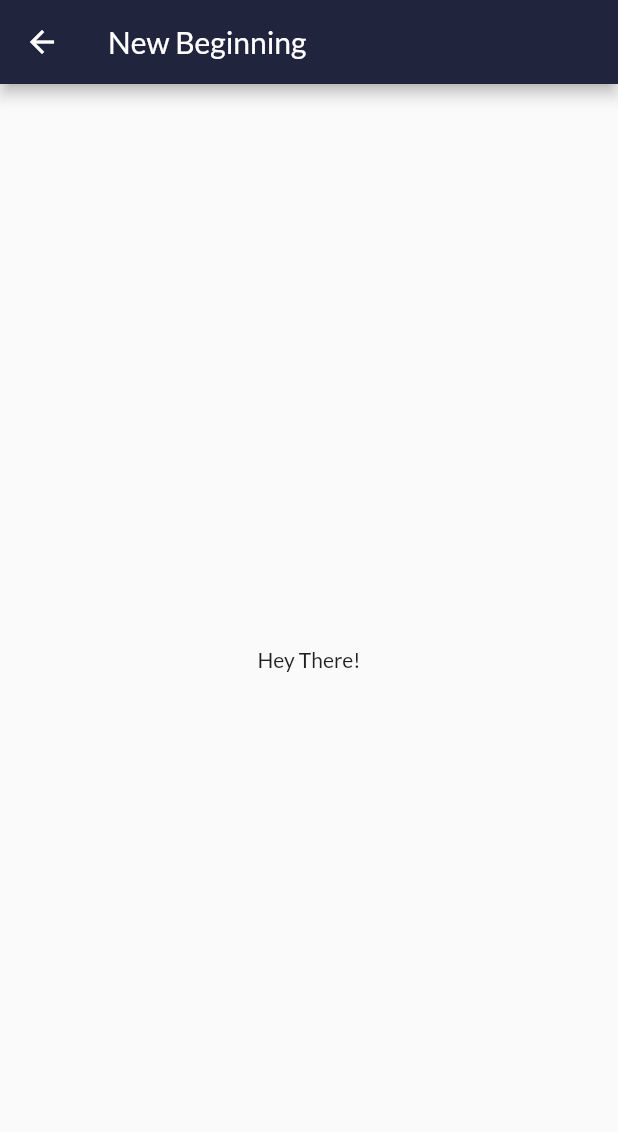
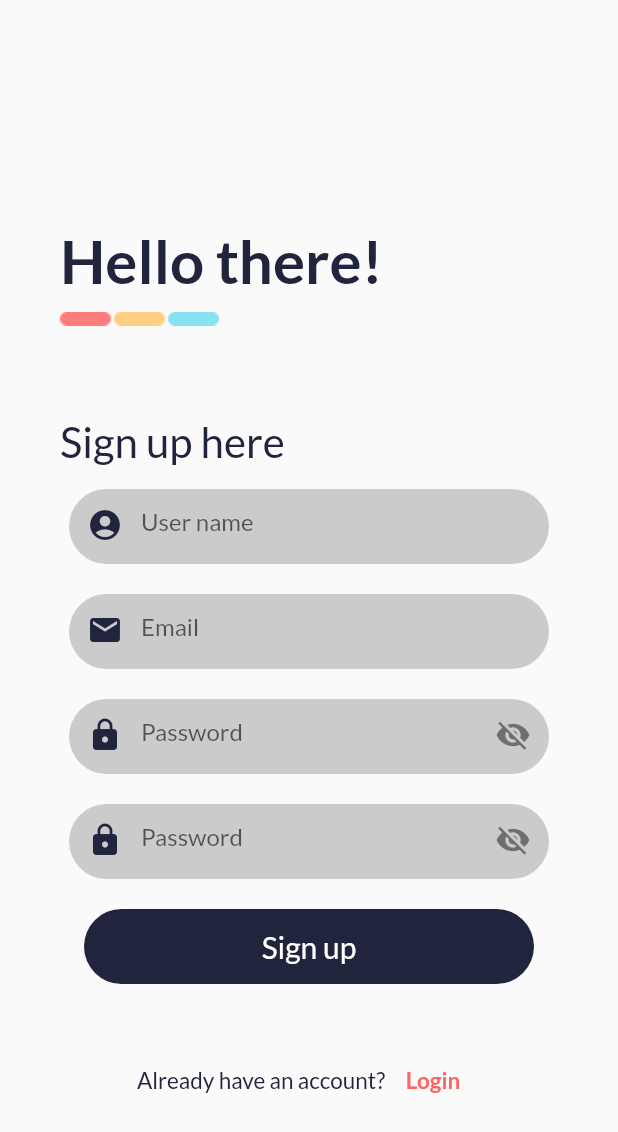
Before and after one commit to Sayeed-Maheen/NewBeginningFlutter, a Flutter app: the screen it shows after launch, after a tap on "Sign up", on a phone screen of 412 x 824 dp. Shown: the top 1132 px of the screen. Run offline on Flutter 3.47's test engine with Material 2 defaults, Android fonts, the phone set to English and light mode, and no system bars; our stand-ins replace google_fonts.

Commit message:
Signup page design

```diff
--- a/lib/main.dart
+++ b/lib/main.dart
@@ -2,6 +2,7 @@ import 'package:flutter/material.dart';
 import 'package:google_fonts/google_fonts.dart';
 import 'package:new_beginning/pages/homePage.dart';
 import 'package:new_beginning/pages/logInPage.dart';
+import 'package:new_beginning/pages/signUpPage.dart';
 import 'package:new_beginning/util/routes.dart';
 
 void main() {
@@ -30,6 +31,7 @@ class MyApp extends StatelessWidget {
         "/": (context) => LoginPage(),
         MyRoutes.homeRoute: (context) => HomePage(),
         MyRoutes.loginRoute: (context) => LoginPage(),
+        MyRoutes.signupRoute: (context) => SignUpPage(),
       },
     );
   }
--- a/lib/pages/logInPage.dart
+++ b/lib/pages/logInPage.dart
@@ -2,6 +2,7 @@ import 'dart:ui';
 
 import 'package:flutter/material.dart';
 import 'package:new_beginning/pages/homePage.dart';
+import 'package:new_beginning/pages/signUpPage.dart';
 import 'package:new_beginning/util/customWidgets.dart';
 import 'package:new_beginning/util/routes.dart';
 
@@ -135,8 +136,10 @@ class LoginPage extends StatelessWidget {
                 ),
                 TextButton(
                     onPressed: () {
-                      Navigator.push(context,
-                          MaterialPageRoute(builder: (context) => HomePage()));
+                      Navigator.push(
+                          context,
+                          MaterialPageRoute(
+                              builder: (context) => SignUpPage()));
                     },
                     child: Text(
                       "Sign up",
--- /dev/null
+++ b/lib/pages/signUpPage.dart
@@ -0,0 +1,183 @@
+import 'dart:ui';
+
+import 'package:flutter/material.dart';
+import 'package:new_beginning/pages/homePage.dart';
+import 'package:new_beginning/util/customWidgets.dart';
+import 'package:new_beginning/util/routes.dart';
+
+class SignUpPage extends StatelessWidget {
+  const SignUpPage({Key? key}) : super(key: key);
+
+  @override
+  Widget build(BuildContext context) {
+    return Scaffold(
+      body: SingleChildScrollView(
+        reverse: true,
+        child: Column(
+          crossAxisAlignment: CrossAxisAlignment.start,
+          children: [
+            Container(
+              padding: EdgeInsets.only(top: 150),
+              child: Container(
+                padding: EdgeInsets.only(left: 40),
+                child: Column(
+                  crossAxisAlignment: CrossAxisAlignment.start,
+                  children: [
+                    Text(
+                      "Hello there!",
+                      style: TextStyle(
+                          fontSize: 40,
+                          fontWeight: FontWeight.bold,
+                          color: Color(0xff21243D)),
+                    ),
+                    SizedBox(height: 10.0),
+                    Image(image: AssetImage("assets/images/design.png")),
+                    SizedBox(height: 60.0),
+                    Text(
+                      "Sign up here",
+                      style: TextStyle(fontSize: 28, color: Color(0xff21243D)),
+                    )
+                  ],
+                ),
+              ),
+            ),
+            //SizedBox(height: -50),
+            Padding(
+              padding: const EdgeInsets.only(top: 15),
+              child: Center(
+                child: Column(
+                  //crossAxisAlignment: CrossAxisAlignment.center,
+                  children: [
+                    Container(
+                      height: 50,
+                      width: 320,
+                      decoration: BoxDecoration(
+                          color: Color(0xffCBCBCB),
+                          borderRadius: BorderRadius.circular(25)),
+                      child: TextField(
+                        decoration: InputDecoration(
+                          prefixIcon: Icon(
+                            Icons.account_circle,
+                            color: Color(0xff21243D),
+                          ),
+                          hintText: "User name",
+                          border: InputBorder.none,
+                        ),
+                      ),
+                    ),
+                    SizedBox(height: 20.0),
+                    Container(
+                      height: 50,
+                      width: 320,
+                      decoration: BoxDecoration(
+                          color: Color(0xffCBCBCB),
+                          borderRadius: BorderRadius.circular(25)),
+                      child: TextField(
+                        decoration: InputDecoration(
+                          prefixIcon: Icon(
+                            Icons.mail,
+                            color: Color(0xff21243D),
+                          ),
+                          hintText: "Email",
+                          border: InputBorder.none,
+                        ),
+                      ),
+                    ),
+                    SizedBox(height: 20.0),
+                    Container(
+                      height: 50,
+                      width: 320,
+                      decoration: BoxDecoration(
+                          color: Color(0xffCBCBCB),
+                          borderRadius: BorderRadius.circular(25)),
+                      child: TextField(
+                        obscureText: true,
+                        decoration: InputDecoration(
+                          prefixIcon: Icon(
+                            Icons.lock,
+                            color: Color(0xff21243D),
+                          ),
+                          hintText: "Password",
+                          suffixIcon: Icon(Icons.visibility_off),
+                          border: InputBorder.none,
+                        ),
+                      ),
+                    ),
+                    SizedBox(height: 20.0),
+                    Container(
+                      height: 50,
+                      width: 320,
+                      decoration: BoxDecoration(
+                          color: Color(0xffCBCBCB),
+                          borderRadius: BorderRadius.circular(25)),
+                      child: TextField(
+                        obscureText: true,
+                        decoration: InputDecoration(
+                          prefixIcon: Icon(
+                            Icons.lock,
+                            color: Color(0xff21243D),
+                          ),
+                          hintText: "Password",
+                          suffixIcon: Icon(Icons.visibility_off),
+                          border: InputBorder.none,
+                        ),
+                      ),
+                    ),
+                    SizedBox(height: 20),
+                    InkWell(
+                      onTap: () {
+                        Navigator.push(
+                            context,
+                            MaterialPageRoute(
+                                builder: (context) => HomePage()));
+                      },
+                      child: Container(
+                        height: 50.0,
+                        width: 300.0,
+                        decoration: BoxDecoration(
+                          borderRadius: BorderRadius.circular(25.0),
+                          color: Color(0xff21243D),
+                        ),
+                        child: Center(
+                          child: Text(
+                            "Sign up",
+                            style: TextStyle(
+                              color: Colors.white,
+                              fontSize: 20.0,
+                            ),
+                          ),
+                        ),
+                      ),
+                    )
+                  ],
+                ),
+              ),
+            ),
+            SizedBox(height: 40),
+            Row(
+              mainAxisAlignment: MainAxisAlignment.center,
+              children: [
+                Text(
+                  "Already have an account?",
+                  style: TextStyle(color: Color(0xFF21243D), fontSize: 15.0),
+                ),
+                TextButton(
+                    onPressed: () {
+                      Navigator.pop(context,
+                          MaterialPageRoute(builder: (context) => HomePage()));
+                    },
+                    child: Text(
+                      "Login",
+                      style: TextStyle(
+                          color: Color(0xffFE6565),
+                          fontSize: 15.0,
+                          fontWeight: FontWeight.bold),
+                    ))
+              ],
+            )
+          ],
+        ),
+      ),
+    );
+  }
+}
--- a/lib/util/routes.dart
+++ b/lib/util/routes.dart
@@ -1,4 +1,5 @@
 class MyRoutes {
   static String loginRoute = "/login";
   static String homeRoute = "/home";
+  static String signupRoute = "/signup";
 }
```
